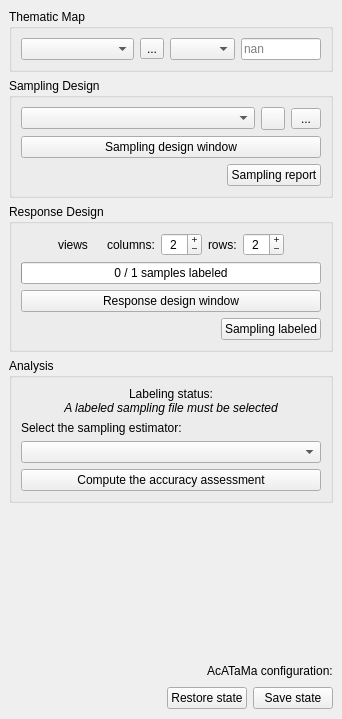
Qt form ui/acatama_dockwidget.ui (SMByC/AcATaMa) before a commit.
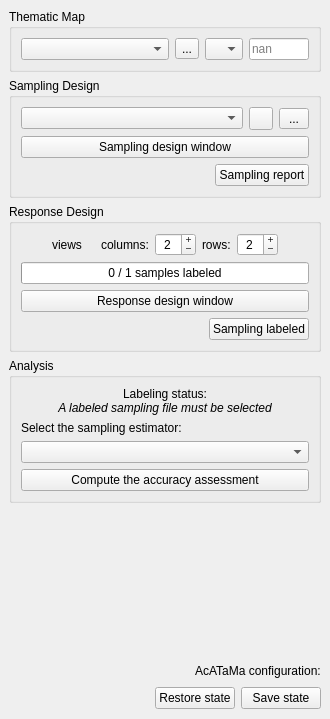
The same form after that commit. Icons and pictures are not drawn. Custom widgets are drawn as their Qt base class.

Commit message: Improving band box drop list and nodata UI size

Diff of the .ui file:
```diff
--- a/ui/acatama_dockwidget.ui
+++ b/ui/acatama_dockwidget.ui
@@ -6,7 +6,7 @@
    <rect>
     <x>0</x>
     <y>0</y>
-    <width>342</width>
+    <width>330</width>
     <height>719</height>
    </rect>
   </property>
@@ -76,17 +76,14 @@
           </item>
           <item>
            <widget class="QComboBox" name="QCBox_band_ThematicMap">
-            <property name="maximumSize">
-             <size>
-              <width>65</width>
-              <height>16777215</height>
-             </size>
-            </property>
             <property name="toolTip">
              <string>Band</string>
             </property>
             <property name="sizeAdjustPolicy">
-             <enum>QComboBox::AdjustToContents</enum>
+             <enum>QComboBox::AdjustToMinimumContentsLength</enum>
+            </property>
+            <property name="minimumContentsLength">
+             <number>1</number>
             </property>
            </widget>
           </item>
@@ -94,7 +91,7 @@
            <widget class="QLineEdit" name="nodata_ThematicMap">
             <property name="maximumSize">
              <size>
-              <width>80</width>
+              <width>60</width>
               <height>16777215</height>
              </size>
             </property>
```
The commit also changes 3 other files.
